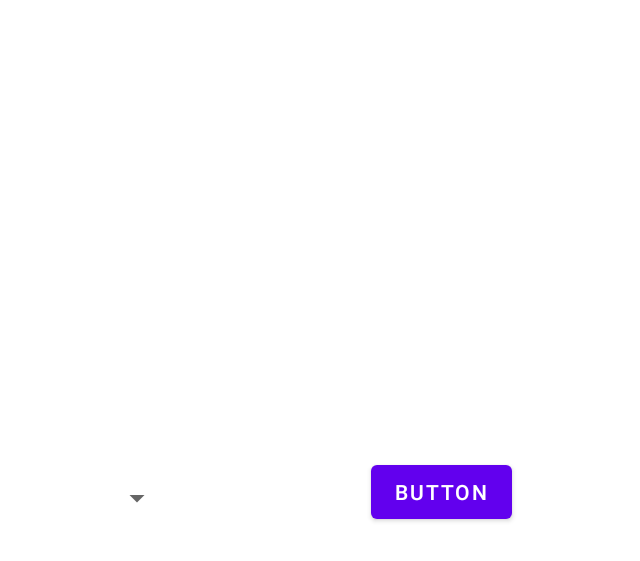
After one commit to chanjunren/TemiPatrol, an Android app: the CreateRouteFragment screen opened through its navigation route, on a phone screen of 824 x 412 dp (held sideways). The commit adds this screen. Shown: the top 561 px of the screen, without its empty margins (235-875 px from the left). Run offline under Robolectric (Android 15) with nearby library versions, the phone set to English and light mode, and no system bars; libraries missing offline, so code that uses them is left out: com.google.api.client, com.google.api.services, com.robotemi.sdk; 1 statement that could not run was skipped.

Commit message:
Added CreateRouteFragment and implemented navigation of home page to create route page

```diff
--- a/app/src/main/java/com/ongbengchia/temipatrol/MainActivity.java
+++ b/app/src/main/java/com/ongbengchia/temipatrol/MainActivity.java
@@ -1,14 +1,20 @@
 package com.ongbengchia.temipatrol;
 
 import androidx.appcompat.app.AppCompatActivity;
+import androidx.lifecycle.ViewModelProvider;
 
 import android.os.Bundle;
+import android.provider.Settings;
+
+import com.ongbengchia.temipatrol.viewmodel.GlobalViewModel;
 
 public class MainActivity extends AppCompatActivity {
 
     @Override
     protected void onCreate(Bundle savedInstanceState) {
         super.onCreate(savedInstanceState);
+        GlobalViewModel viewModel = new ViewModelProvider(this).get(GlobalViewModel.class);
+        viewModel.initializeTemiRobot();
         setContentView(R.layout.activity_main);
     }
 }
--- /dev/null
+++ b/app/src/main/java/com/ongbengchia/temipatrol/temi/TemiController.java
@@ -0,0 +1,27 @@
+package com.ongbengchia.temipatrol.temi;
+
+import android.app.Activity;
+
+import com.ongbengchia.temipatrol.viewmodel.GlobalViewModel;
+import com.robotemi.sdk.Robot;
+
+import java.util.ArrayList;
+
+public class TemiController {
+    private GlobalViewModel viewModel;
+    private Robot temiRobot;
+
+    public TemiController() {
+        temiRobot = Robot.getInstance();
+    }
+
+    public ArrayList<String> getLocationsFromTemi() {
+        ArrayList<String> temp = new ArrayList<>();
+        temp.add("location1");
+        temp.add("location2");
+        temp.add("location3");
+        temp.add("location4");
+        return temp;
+//        return (ArrayList<String>) temiRobot.getLocations();
+    }
+}
--- a/app/src/main/java/com/ongbengchia/temipatrol/viewmodel/GlobalViewModel.java
+++ b/app/src/main/java/com/ongbengchia/temipatrol/viewmodel/GlobalViewModel.java
@@ -11,11 +11,17 @@ import com.google.api.client.json.gson.GsonFactory;
 import com.google.api.services.drive.Drive;
 import com.google.api.services.drive.DriveScopes;
 import com.ongbengchia.temipatrol.google.DriveServiceHelper;
+import com.ongbengchia.temipatrol.temi.TemiController;
 
 import java.util.Collections;
 
 public class GlobalViewModel extends ViewModel {
     private DriveServiceHelper mDriveServiceHelper;
+    private TemiController temiController;
+
+    public void initializeTemiRobot() {
+        temiController = new TemiController();
+    }
 
     public void initializeGoogleServices(GoogleSignInAccount googleSignInAccount, Context context) {
         GoogleAccountCredential credential =
@@ -31,4 +37,11 @@ public class GlobalViewModel extends ViewModel {
         mDriveServiceHelper = new DriveServiceHelper(googleDriveService);
     }
 
+    public DriveServiceHelper getmDriveServiceHelper() {
+        return mDriveServiceHelper;
+    }
+
+    public TemiController getTemiController() {
+        return temiController;
+    }
 }
--- /dev/null
+++ b/app/src/main/java/com/ongbengchia/temipatrol/views/CreateRouteFragment.java
@@ -0,0 +1,31 @@
+package com.ongbengchia.temipatrol.views;
+
+import android.os.Bundle;
+
+import androidx.fragment.app.Fragment;
+
+import android.view.LayoutInflater;
+import android.view.View;
+import android.view.ViewGroup;
+
+import com.ongbengchia.temipatrol.R;
+
+
+public class CreateRouteFragment extends Fragment {
+
+    public CreateRouteFragment() {
+        // Required empty public constructor
+    }
+
+    @Override
+    public void onCreate(Bundle savedInstanceState) {
+        super.onCreate(savedInstanceState);
+    }
+
+    @Override
+    public View onCreateView(LayoutInflater inflater, ViewGroup container,
+                             Bundle savedInstanceState) {
+        // Inflate the layout for this fragment
+        return inflater.inflate(R.layout.fragment_create_route, container, false);
+    }
+}
--- a/app/src/main/java/com/ongbengchia/temipatrol/views/HomeFragment.java
+++ b/app/src/main/java/com/ongbengchia/temipatrol/views/HomeFragment.java
@@ -7,10 +7,13 @@ import android.os.Bundle;
 import androidx.annotation.NonNull;
 import androidx.annotation.Nullable;
 import androidx.fragment.app.Fragment;
+import androidx.navigation.NavController;
+import androidx.navigation.Navigation;
 
 import android.view.LayoutInflater;
 import android.view.View;
 import android.view.ViewGroup;
+import android.widget.Button;
 
 import com.ongbengchia.temipatrol.R;
 import com.ongbengchia.temipatrol.viewmodel.GlobalViewModel;
@@ -18,9 +21,10 @@ import com.ongbengchia.temipatrol.viewmodel.GlobalViewModel;
 public class HomeFragment extends Fragment {
 
     private GlobalViewModel mViewModel;
+    private NavController navController;
+    private Button addRouteBtn;
 
     public HomeFragment () {
-
         // Err required? not sure
     }
 
@@ -34,5 +38,11 @@ public class HomeFragment extends Fragment {
     @Override
     public void onViewCreated(@NonNull View view, @Nullable Bundle savedInstanceState) {
         super.onViewCreated(view, savedInstanceState);
+        navController = Navigation.findNavController(view);
+        addRouteBtn = view.findViewById(R.id.addRouteBtn);
+
+        addRouteBtn.setOnClickListener(v -> {
+            navController.navigate(R.id.action_homeFragment_to_createRouteFragment);
+        });
     }
 }
--- /dev/null
+++ b/app/src/main/res/layout/fragment_create_route.xml
@@ -0,0 +1,42 @@
+<?xml version="1.0" encoding="utf-8"?>
+<FrameLayout xmlns:android="http://schemas.android.com/apk/res/android"
+    xmlns:app="http://schemas.android.com/apk/res-auto"
+    xmlns:tools="http://schemas.android.com/tools"
+    android:layout_width="match_parent"
+    android:layout_height="match_parent"
+    tools:context=".views.CreateRouteFragment">
+
+    <androidx.constraintlayout.widget.ConstraintLayout
+        android:layout_width="match_parent"
+        android:layout_height="match_parent">
+
+        <Spinner
+            android:id="@+id/locationSpinner"
+            android:layout_width="wrap_content"
+            android:layout_height="wrap_content"
+            android:layout_marginStart="224dp"
+            android:layout_marginTop="320dp"
+            app:layout_constraintStart_toStartOf="parent"
+            app:layout_constraintTop_toTopOf="parent" />
+
+        <Button
+            android:id="@+id/button"
+            android:layout_width="wrap_content"
+            android:layout_height="wrap_content"
+            android:layout_marginStart="404dp"
+            android:layout_marginTop="304dp"
+            android:text="Button"
+            app:layout_constraintStart_toStartOf="parent"
+            app:layout_constraintTop_toTopOf="parent" />
+
+        <androidx.recyclerview.widget.RecyclerView
+            android:id="@+id/locationsRv"
+            android:layout_width="wrap_content"
+            android:layout_height="wrap_content"
+            android:layout_marginStart="344dp"
+            android:layout_marginTop="44dp"
+            app:layout_constraintStart_toStartOf="parent"
+            app:layout_constraintTop_toTopOf="parent" />
+    </androidx.constraintlayout.widget.ConstraintLayout>
+
+</FrameLayout>
--- a/app/src/main/res/navigation/nav_graph.xml
+++ b/app/src/main/res/navigation/nav_graph.xml
@@ -18,5 +18,18 @@
         android:id="@+id/homeFragment"
         android:name="com.ongbengchia.temipatrol.views.HomeFragment"
         android:label="home_fragment"
-        tools:layout="@layout/home_fragment" />
+        tools:layout="@layout/home_fragment" >
+        <action
+            android:id="@+id/action_homeFragment_to_createRouteFragment"
+            app:destination="@id/createRouteFragment" />
+    </fragment>
+    <fragment
+        android:id="@+id/createRouteFragment"
+        android:name="com.ongbengchia.temipatrol.views.CreateRouteFragment"
+        android:label="fragment_create_route"
+        tools:layout="@layout/fragment_create_route" >
+        <action
+            android:id="@+id/action_createRouteFragment_to_homeFragment"
+            app:destination="@id/homeFragment" />
+    </fragment>
 </navigation>
```
